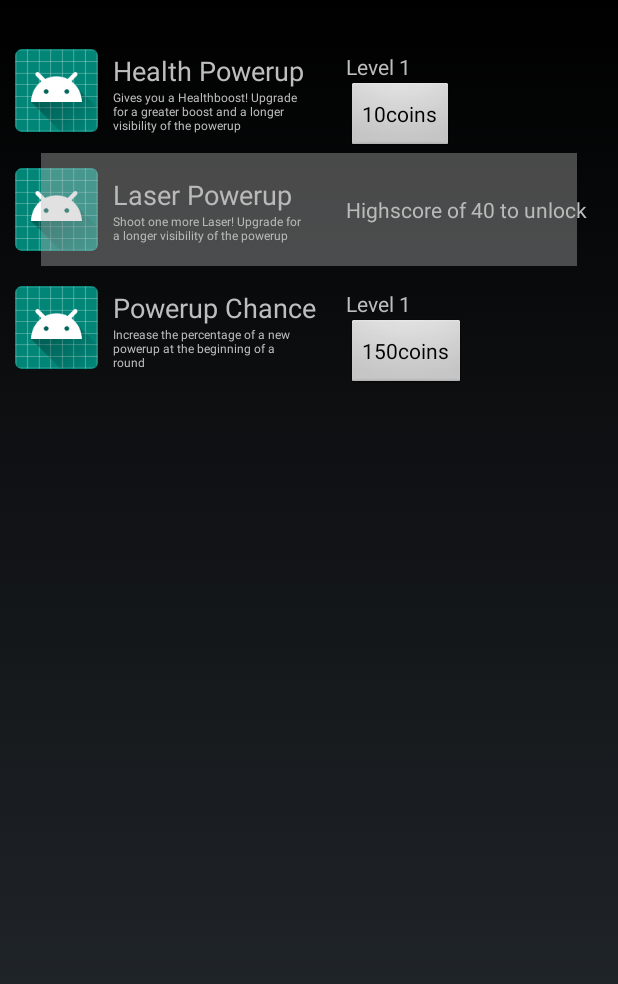
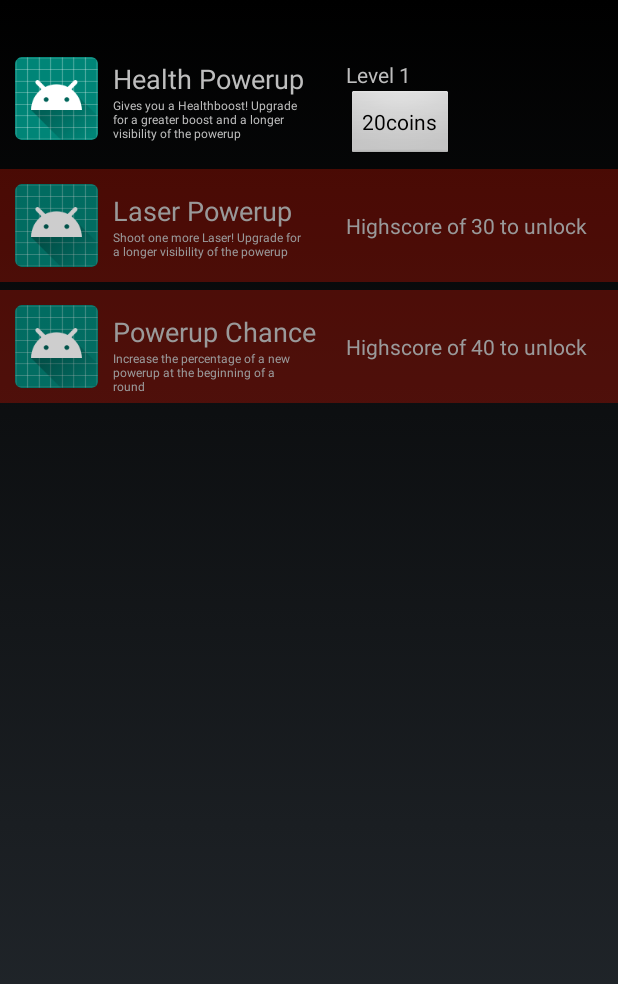
Before and after one commit to MikaE5/pommesmann, an Android app: the ShopActivity screen opened directly, with no data from a screen before it, on a phone screen of 412 x 824 dp. Shown: the top 984 px of the screen. Run offline under Robolectric (Android 15) with nearby library versions, the phone set to English and light mode, and no system bars.

Commit message:
powerup restrictions

```diff
--- a/app/src/main/java/de/androidnewcomer/pommesmann/Activities/ShopActivity.java
+++ b/app/src/main/java/de/androidnewcomer/pommesmann/Activities/ShopActivity.java
@@ -4,6 +4,7 @@ import android.app.Activity;
 import android.app.AlertDialog;
 import android.content.DialogInterface;
 import android.content.SharedPreferences;
+import android.graphics.Color;
 import android.os.Bundle;
 import android.view.LayoutInflater;
 import android.view.View;
@@ -130,16 +131,22 @@ public class ShopActivity extends Activity {
     }
 
     private void addItemView(View view, String name, String description) {
-        if (name == ShopHelper.LASER_POWERUP && getHighscore() < ShopHelper.LASER_POWERUP_RESTRICTION) {
-            restrictedLaserPowerup(view, name, description);
-        } else {
         setItemLayout(view, name, description);
-            setItemBuyButton(view, name, description);
-        }
         itemContainer.addView(view);
     }
 
     private void setItemLayout(View view, String name, String description) {
+        if (getHighscore() < ShopHelper.getRestrictionByName(name)) {
+            restrictedPowerup(view, name, description);
+        } else if (dbHelper.getItemByName(name).getLevel() > ShopHelper.MAX_LEVEL) {
+            maxLevelPowerup(view, name, description);
+        } else {
+            standardItemLayout(view, name, description);
+            setItemBuyButton(view, name, description);
+        }
+    }
+
+    private void standardItemLayout(View view, String name, String description) {
         TextView itemNameTextView = view.findViewById(R.id.itemNameTextView);
         TextView itemDescriptionTextView = view.findViewById(R.id.itemDescriptionTextView);
         TextView itemLevelTextView = view.findViewById(R.id.itemLevelTextView);
@@ -149,33 +156,42 @@ public class ShopActivity extends Activity {
 
         itemNameTextView.setText(name);
         itemDescriptionTextView.setText(description);
-        if (item.getLevel() < 5) {
         itemLevelTextView.setText("Level " + Integer.toString(item.getLevel() + 1));
         buyButton.setText(Integer.toString(item.getPrice()) + "coins");
-        } else {
+    }
+
+    private void maxLevelPowerup(View view, String name, String description) {
+        TextView itemNameTextView = view.findViewById(R.id.itemNameTextView);
+        TextView itemDescriptionTextView = view.findViewById(R.id.itemDescriptionTextView);
+        TextView itemLevelTextView = view.findViewById(R.id.itemLevelTextView);
+        Button buyButton = view.findViewById(R.id.buyButton);
+
+        itemNameTextView.setText(name);
+        itemDescriptionTextView.setText(description);
+
         buyButton.setVisibility(View.GONE);
-            ImageView hiddenImageView = view.findViewById(R.id.hiddenImageView);
-            hiddenImageView.setVisibility(View.VISIBLE);
+        view.setBackgroundColor(getResources().getColor(R.color.maxLevelItem));
+        view.setAlpha(0.8f);
         itemLevelTextView.setText("MAX LEVEL");
         RelativeLayout.LayoutParams params = (RelativeLayout.LayoutParams) itemLevelTextView.getLayoutParams();
         params.addRule(RelativeLayout.CENTER_VERTICAL);
         itemLevelTextView.setLayoutParams(params);
     }
-    }
 
-    private void restrictedLaserPowerup(View view, String name, String description) {
+    private void restrictedPowerup(View view, String name, String description) {
+        int restriction = ShopHelper.getRestrictionByName(name);
         TextView itemNameTextView = view.findViewById(R.id.itemNameTextView);
         TextView itemDescriptionTextView = view.findViewById(R.id.itemDescriptionTextView);
         TextView itemLevelTextView = view.findViewById(R.id.itemLevelTextView);
         Button buyButton = view.findViewById(R.id.buyButton);
-        ImageView hiddenImageView = view.findViewById(R.id.hiddenImageView);
 
         itemNameTextView.setText(name);
         itemDescriptionTextView.setText(description);
         buyButton.setVisibility(View.GONE);
-        hiddenImageView.setVisibility(View.VISIBLE);
+        view.setBackgroundColor(getResources().getColor(R.color.restrictedItem));
+        view.setAlpha(0.8f);
 
-        itemLevelTextView.setText("Highscore of " + ShopHelper.LASER_POWERUP_RESTRICTION + " to unlock");
+        itemLevelTextView.setText("Highscore of " + restriction + " to unlock");
         RelativeLayout.LayoutParams params = (RelativeLayout.LayoutParams) itemLevelTextView.getLayoutParams();
         params.addRule(RelativeLayout.CENTER_VERTICAL);
         itemLevelTextView.setLayoutParams(params);
@@ -208,9 +224,6 @@ public class ShopActivity extends Activity {
 
         showCoinsTextView();
         setItemLayout(view, name, description);
-        if (item.getLevel() >= 5) {
-            setItemBuyButton(view, name, description);
-        }
     }
 
     public void buyToast(Item item) {
--- a/app/src/main/java/de/androidnewcomer/pommesmann/ShopDatabase/ShopHelper.java
+++ b/app/src/main/java/de/androidnewcomer/pommesmann/ShopDatabase/ShopHelper.java
@@ -5,7 +5,17 @@ import java.util.Collections;
 import java.util.List;
 
 public class ShopHelper {
+    private static class PowerupRestriction{
+        String name;
+        int restriction;
 
+        PowerupRestriction(String name, int restriction) {
+            this.name = name;
+            this.restriction = restriction;
+        }
+    }
+
+    public static final int MAX_LEVEL = 5;
     public static final int PRICE_INCREASE = 25;
 
     public static final String POWERUP_CHANCE = "Powerup Chance";
@@ -21,11 +31,28 @@ public class ShopHelper {
             " for a longer visibility of the powerup";
     public static final int LASER_POWERUP_RESTRICTION = 40;
 
+
     public static final List<Item> ITEMS = Collections.unmodifiableList(
             Arrays.asList(
                     new Item(POWERUP_CHANCE, 0, 150),
-                    new Item(HEALTH_POWERUP, 0, 10),
+                    new Item(HEALTH_POWERUP, 0, 20),
                     new Item(LASER_POWERUP, 0, 100)
             )
     );
+
+    private static final List<PowerupRestriction> RESTRICTIONS = Collections.unmodifiableList(
+            Arrays.asList(
+                    new PowerupRestriction(POWERUP_CHANCE, 40),
+                    new PowerupRestriction(LASER_POWERUP, 30)
+            )
+    );
+
+    public static int getRestrictionByName(String name) {
+        for (PowerupRestriction powerupRestriction : RESTRICTIONS) {
+            if (powerupRestriction.name == name) {
+                return powerupRestriction.restriction;
+            }
+        }
+        return 0;
+    }
 }
--- a/app/src/main/res/layout/shop_item.xml
+++ b/app/src/main/res/layout/shop_item.xml
@@ -3,7 +3,8 @@
     xmlns:app="http://schemas.android.com/apk/res-auto"
     android:id="@+id/itemLayout"
     android:layout_width="match_parent"
-    android:layout_height="wrap_content">
+    android:layout_height="wrap_content"
+    android:layout_marginTop="5dp">
 
     <ImageView
         android:id="@+id/itemImage"
@@ -18,10 +19,10 @@
         android:layout_width="150dp"
         android:layout_height="wrap_content"
         android:layout_marginTop="15dp"
+        android:layout_marginEnd="5dp"
         android:layout_marginRight="5dp"
         android:layout_toEndOf="@+id/itemImage"
         android:layout_toRightOf="@+id/itemImage"
-        android:text="TextView"
         android:textSize="18sp" />
 
     <TextView
@@ -29,12 +30,12 @@
         android:layout_width="wrap_content"
         android:layout_height="wrap_content"
         android:layout_below="@+id/itemNameTextView"
+        android:layout_marginEnd="30dp"
         android:layout_marginRight="30dp"
         android:layout_toStartOf="@+id/itemLevelTextView"
         android:layout_toLeftOf="@+id/itemLevelTextView"
         android:layout_toEndOf="@+id/itemImage"
         android:layout_toRightOf="@+id/itemImage"
-        android:text="TextView"
         android:textSize="8sp" />
 
     <TextView
@@ -43,8 +44,7 @@
         android:layout_height="wrap_content"
         android:layout_marginTop="15dp"
         android:layout_toEndOf="@+id/itemNameTextView"
-        android:layout_toRightOf="@+id/itemNameTextView"
-        android:text="TextView" />
+        android:layout_toRightOf="@+id/itemNameTextView" />
 
     <Button
         android:id="@+id/buyButton"
@@ -63,14 +63,4 @@
         android:layout_marginTop="15dp"
         android:text="@string/itemCheckBox"
         android:visibility="gone" />
-
-    <ImageView
-        android:id="@+id/hiddenImageView"
-        android:layout_width="match_parent"
-        android:layout_height="wrap_content"
-        android:layout_alignTop="@+id/itemImage"
-        android:layout_alignBottom="@+id/itemImage"
-        android:src="@drawable/alpha_imageview"
-        android:visibility="gone" />
-
 </RelativeLayout>
--- a/app/src/main/res/values/colors.xml
+++ b/app/src/main/res/values/colors.xml
@@ -9,5 +9,6 @@
     <color name="boxColor">#40d60c56</color>
     <color name="joystickColor">#0c99d6</color>
     <color name="canvasTextColor">#0c99d6</color>
-
+    <color name="maxLevelItem">#66757500</color>
+    <color name="restrictedItem">#66dc1400</color>
 </resources>
```
Lines whose indentation alone changed are shown as unchanged.
